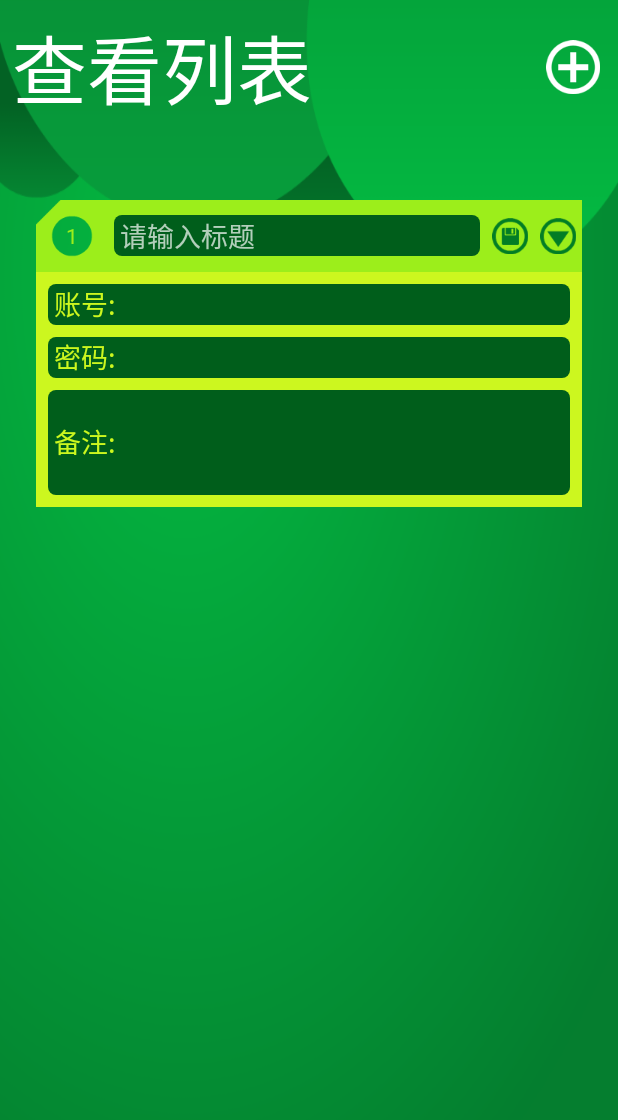
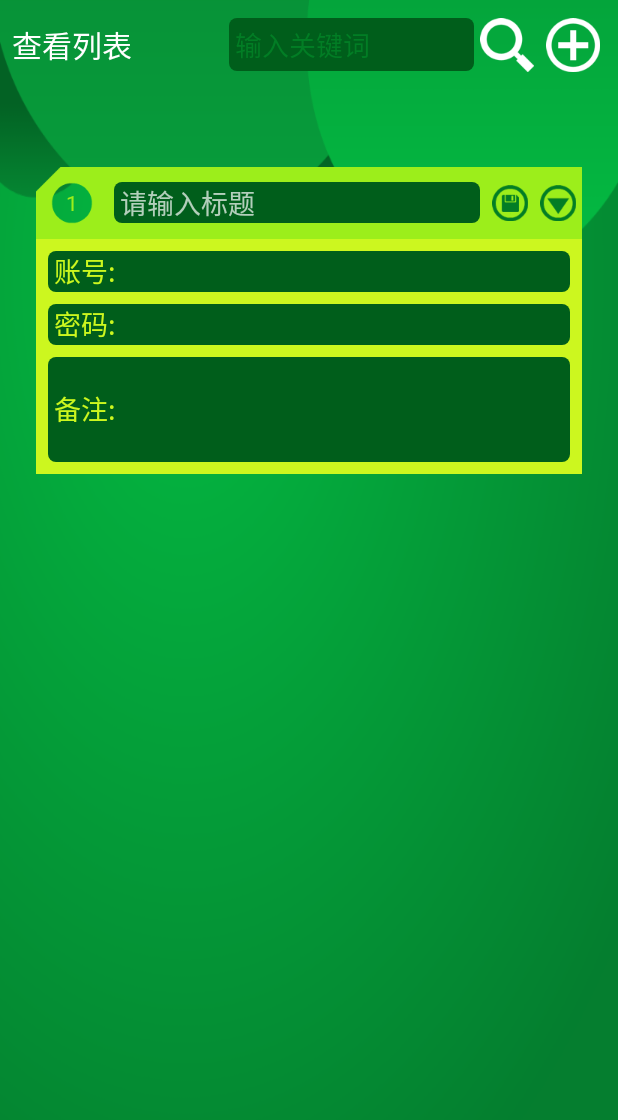
Before and after one commit to codeqian/password-note, an Android app: the MainActivity screen opened directly, with no data from a screen before it, after a tap on an icon or button, on a phone screen of 412 x 824 dp. Shown: the top 1120 px of the screen. Run offline under Robolectric (Android 15) with nearby library versions, the phone set to English and light mode, and no system bars.

Commit message:
增加按标题搜索功能

```diff
--- a/src/passnote/app/src/main/AndroidManifest.xml
+++ b/src/passnote/app/src/main/AndroidManifest.xml
@@ -25,6 +25,7 @@
         </activity>
         <activity
             android:name=".MainActivity"
+            android:windowSoftInputMode="stateHidden"
             android:label="@string/app_name"
             android:launchMode="singleTask"
             android:configChanges="orientation|keyboardHidden|screenSize"
--- a/src/passnote/app/src/main/java/codepig/passnote/MainActivity.java
+++ b/src/passnote/app/src/main/java/codepig/passnote/MainActivity.java
@@ -3,6 +3,7 @@ package codepig.passnote;
 import android.app.AlertDialog;
 import android.content.Context;
 import android.content.DialogInterface;
+import android.os.Handler;
 import android.support.v7.app.ActionBarActivity;
 import android.os.Bundle;
 import android.util.Log;
@@ -10,8 +11,11 @@ import android.view.KeyEvent;
 import android.view.Menu;
 import android.view.MenuItem;
 import android.view.View;
+import android.view.inputmethod.InputMethodManager;
+import android.widget.EditText;
 import android.widget.ImageView;
 import android.widget.LinearLayout;
+import android.widget.ScrollView;
 import android.widget.TextView;
 import android.widget.Toast;
 
@@ -32,11 +36,14 @@ public class MainActivity extends ActionBarActivity {
     private Context context;
     private AlertDialog alertDialog;
     private TextView title_t,info_t;
+    private EditText searchKey_t;
     private LinearLayout contentList,pageTools;
     private ImageView searchBtn,newBtn,allBtn,delBtn,closeBtn;
     private int pageType=0;//页面类型，0=查看页，1=删除页
     private sqlHelper mDBHelper;
     private List<expandPaper> paperList;
+    private ScrollView listSV;
+    private Handler mHandler = new Handler();
 
     private final int ENABLEDEL=0;
     private final int DELPAPER=1;
@@ -59,6 +66,7 @@ public class MainActivity extends ActionBarActivity {
         paperList=new ArrayList<>();
         title_t=(TextView) findViewById(R.id.title_t);
         info_t=(TextView) findViewById(R.id.info_t);
+        searchKey_t=(EditText) findViewById(R.id.searchKey_t);
         contentList=(LinearLayout) findViewById(R.id.contentList);
         pageTools=(LinearLayout) findViewById(R.id.pageTools);
         searchBtn=(ImageView) findViewById(R.id.searchBtn);
@@ -66,6 +74,7 @@ public class MainActivity extends ActionBarActivity {
         allBtn=(ImageView) findViewById(R.id.allBtn);
         delBtn=(ImageView) findViewById(R.id.delBtn);
         closeBtn=(ImageView) findViewById(R.id.closeBtn);
+        listSV=(ScrollView) findViewById(R.id.listSV);
         alertDialog = new AlertDialog.Builder(this).create();
         alertDialog.setButton(DialogInterface.BUTTON_POSITIVE, "确定", alertListener);
         alertDialog.setButton(DialogInterface.BUTTON_NEGATIVE, "取消", alertListener);
@@ -73,7 +82,7 @@ public class MainActivity extends ActionBarActivity {
         allBtn.setVisibility(View.GONE);
         delBtn.setVisibility(View.GONE);
         closeBtn.setVisibility(View.GONE);
-        searchBtn.setVisibility(View.GONE);
+//        searchBtn.setVisibility(View.GONE);
 
         searchBtn.setOnClickListener(clickBtn);
         newBtn.setOnClickListener(clickBtn);
@@ -133,6 +142,12 @@ public class MainActivity extends ActionBarActivity {
             paper.setOnLongClickListener(longClick);
             paper.setData(acInfo);
             paper.editAble(true);
+            mHandler.post(new Runnable() {
+                @Override
+                public void run() {
+                    listSV.fullScroll(ScrollView.FOCUS_DOWN);
+                }
+            });
         }
         action2All(SETINDEX);
         return;
@@ -228,7 +243,8 @@ public class MainActivity extends ActionBarActivity {
             expandPaper _checkedPaper=(expandPaper) v;
             _checkedPaper.delChecked();
             showPageTitle("删除记录", "请勾选您需要删除的记录");
-//            searchBtn.setVisibility(View.GONE);
+            searchBtn.setVisibility(View.GONE);
+            searchKey_t.setVisibility(View.GONE);
             newBtn.setVisibility(View.GONE);
 //            allBtn.setVisibility(View.VISIBLE);
             delBtn.setVisibility(View.VISIBLE);
@@ -245,6 +261,7 @@ public class MainActivity extends ActionBarActivity {
         public void onClick(View v) {
             switch (v.getId()) {
                 case R.id.searchBtn://搜索
+                    gotoItem(searchItem(searchKey_t.getText().toString()));
                     break;
                 case R.id.newBtn://新建
                     newOne();
@@ -264,16 +281,43 @@ public class MainActivity extends ActionBarActivity {
     };
 
     /**
+     * 按标题查询条目
+     * @param _key
+     * @return
+     */
+    private int searchItem(String _key){
+        InputMethodManager imm = (InputMethodManager) getSystemService(Context.INPUT_METHOD_SERVICE);
+        imm.hideSoftInputFromWindow(searchKey_t.getWindowToken(), 0);
+        return dataCenter.searchByName(_key);
+    }
+
+    /**
+     * 跳转到对应条目
+     * @param _index
+     */
+    private void gotoItem(int _index){
+        int yPosition=0;
+//        Log.d("LOGCAT", "_index:" + _index);
+        for (int i=0;i<_index;i++){
+            yPosition+=paperList.get(i).getMeasuredHeight();
+        }
+//        Log.d("LOGCAT", "yPosition:" + yPosition);
+        listSV.scrollTo(0,yPosition);
+    }
+
+    /**
      * 退出删除操作状态
      */
     private void gotoListPage(){
         pageType=0;
-//        searchBtn.setVisibility(View.VISIBLE);
+        searchBtn.setVisibility(View.VISIBLE);
+        searchKey_t.setVisibility(View.VISIBLE);
         newBtn.setVisibility(View.VISIBLE);
         allBtn.setVisibility(View.GONE);
         delBtn.setVisibility(View.GONE);
         closeBtn.setVisibility(View.GONE);
         action2All(DISABLEDEL);
+        showPageTitle("查看列表","");
     }
 
     /**
--- a/src/passnote/app/src/main/res/layout/activity_main.xml
+++ b/src/passnote/app/src/main/res/layout/activity_main.xml
@@ -14,9 +14,23 @@
             android:id="@+id/title_t"
             android:layout_weight="1"
             android:textColor="@color/titleText"
-            android:textSize="@dimen/mainTextH2"
+            android:textSize="@dimen/mainTextH1"
             android:layout_width="wrap_content"
-            android:layout_height="wrap_content" />
+            android:layout_height="wrap_content"
+            android:layout_gravity="center_vertical"
+            android:maxLines="1" />
+        <EditText
+            android:padding="@dimen/textPadding"
+            android:background="@drawable/rounded_edittext"
+            android:id="@+id/searchKey_t"
+            android:hint="输入关键词"
+            android:textColorHint="@color/mainGreen"
+            android:layout_weight="1"
+            android:textColor="@color/mainYellow"
+            android:layout_width="wrap_content"
+            android:layout_height="wrap_content"
+            android:layout_gravity="center_vertical"
+            android:maxLines="1" />
         <!-- 按钮栏-->
         <LinearLayout
             android:orientation="horizontal"
@@ -64,6 +78,7 @@
         android:id="@+id/info_t"
         android:paddingLeft="@dimen/textBigPadding"
         android:paddingRight="@dimen/textBigPadding"
+        android:layout_marginBottom="@dimen/big_margin"
         android:textColor="@color/titleText"
         android:layout_width="wrap_content"
         android:layout_height="wrap_content" />
@@ -71,7 +86,7 @@
     <ScrollView
         android:layout_width="match_parent"
         android:layout_height="match_parent"
-        android:id="@+id/scrollView"
+        android:id="@+id/listSV"
         android:layout_gravity="center_horizontal" >
         <LinearLayout
             android:padding="@dimen/textBigPadding"
```
Also changed, not shown: src/passnote/app/src/main/java/codepig/passnote/Utils/dataCenter.java (+7 -2 lines).
